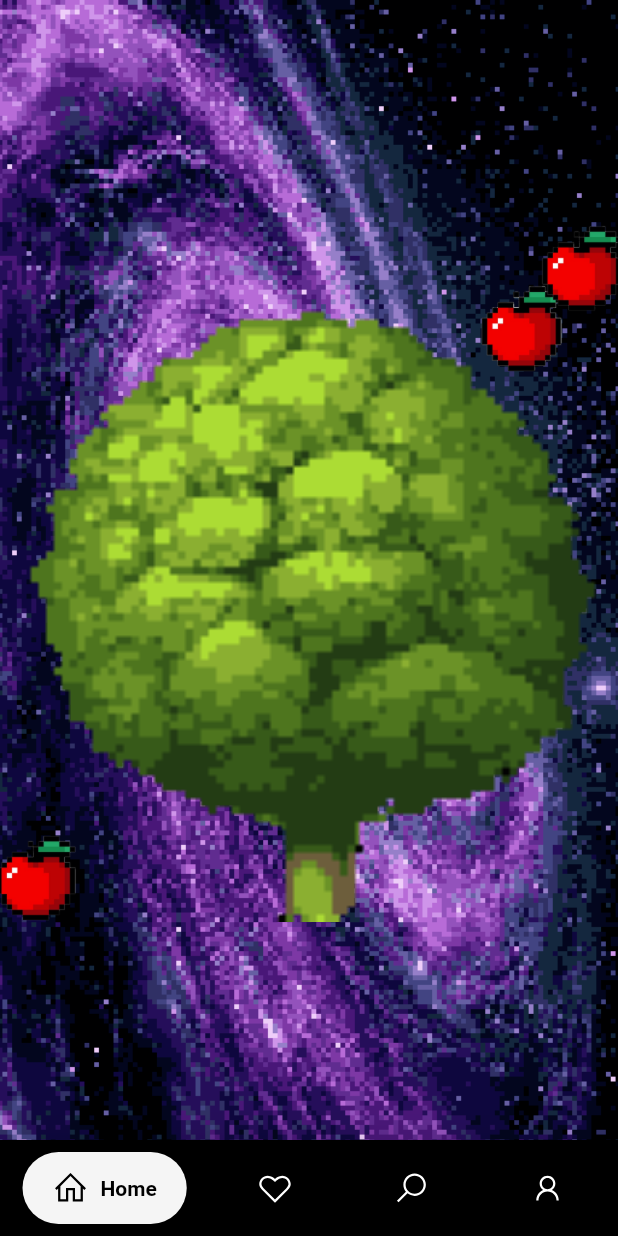
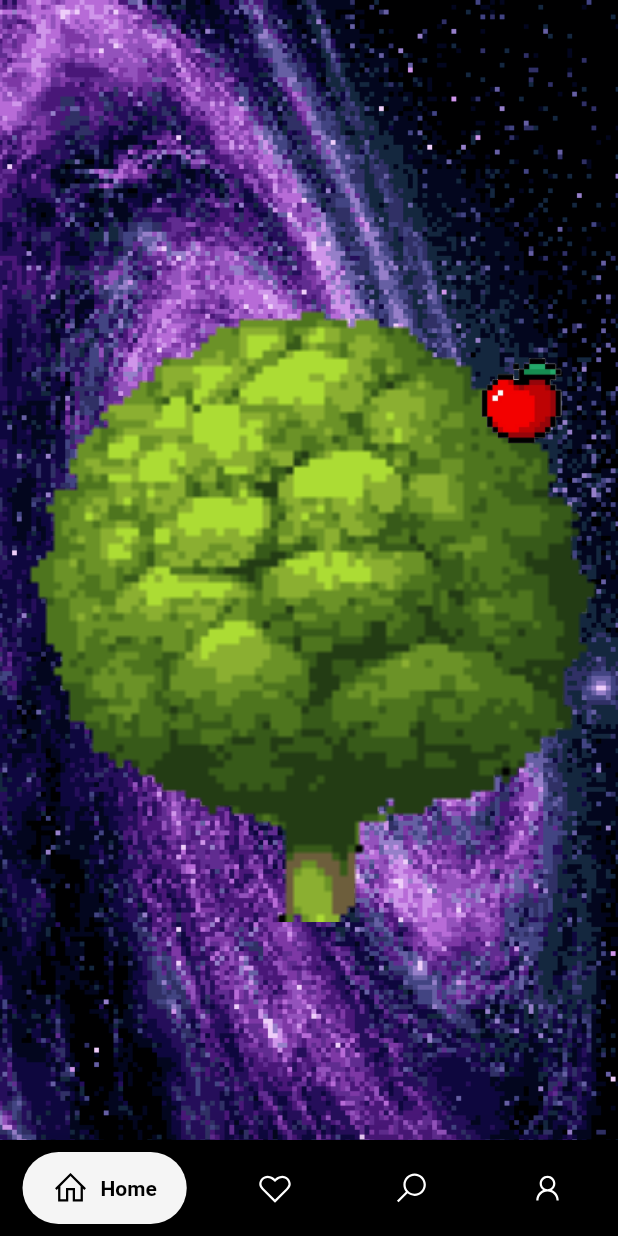
Before and after one commit to happy-emart/happytree_frontend, a Flutter app: the FirstPage screen opened directly, on a phone screen of 412 x 824 dp. Run offline on Flutter 3.47's test engine with Material 2 defaults, Android fonts, the phone set to English and light mode, and no system bars; drawn by our look-alikes of google_nav_bar; our stand-ins replace line_icons, shared_preferences, tuple; missing offline and left inert: mysql1; accounts and stored records are empty; network calls fail.

Commit message:
really good apple algorithm

```diff
--- a/lib/first_tab.dart
+++ b/lib/first_tab.dart
@@ -24,8 +24,8 @@ class _FirstState extends State<FirstPage> {
   late double poleHeight = deviceWidth*0.13;
   double imgSize = 48; // 1:1 image
 
-  late final topPoint = (centerHeight - deviceWidth)*0.5 - imgSize; // img size = 48
-  late final bottomPoint = topPoint + deviceWidth - poleHeight + imgSize; // img size = 48
+  late final topPoint = (centerHeight - deviceWidth)*0.5; // img size = 48
+  late final bottomPoint = topPoint + deviceWidth - poleHeight - imgSize; // img size = 48
   late final startPoint = 0.0;
   late final endPoint = startPoint + deviceWidth - imgSize; // img size = 48
   List<int> fruits = [];
@@ -58,7 +58,6 @@ class _FirstState extends State<FirstPage> {
   Future<List<int>> fetchFruits() async {
     const String Url = "http://127.0.0.1:8080/received_letters";
     final jwtToken = await getJwtToken();
-    print('Bearer $jwtToken');
     final request = Uri.parse(Url);
     final headers = <String, String> {
       'Content-Type': 'application/json; charset=UTF-8',
@@ -113,8 +112,6 @@ class _FirstState extends State<FirstPage> {
               ),
               for(var yeolmae in yeolmae)
                 yeolmae,
-              createFruit(context, bottomPoint, endPoint, 5),
-              createFruit(context, topPoint, startPoint, 5),
               ],
               // buildImageStack(5),
           );
@@ -138,7 +135,6 @@ class _FirstState extends State<FirstPage> {
                     ),
                     iconSize: 30,
                     onPressed: () {
-                      print("사과를 누르지 마세요.");
                       FlutterDialog(context, id);
                     },
                   ),
@@ -230,7 +226,6 @@ class _FirstState extends State<FirstPage> {
   ),
   ),
   onTap: () {
-  print("이 버튼은 절대 누르지 마세요.");
               Tuple2<double, double> position= Tuple2(100.0, 100.0);
   Navigator.push(
   context,
@@ -275,7 +270,7 @@ class _FirstState extends State<FirstPage> {
                 builder: (context, constraints) {
                   centerHeight = constraints.maxHeight;
                   centerWidth = constraints.maxWidth;
-                  print("deviceHeight: $deviceHeight, deviceWidth: $deviceWidth, centerHeight: $centerHeight, centerWidth: $centerWidth");
+                  // print("deviceHeight: $deviceHeight, deviceWidth: $deviceWidth, centerHeight: $centerHeight, centerWidth: $centerWidth");
 
                   return Center(
                     child: _widgetOptions.elementAt(_selectedIndex),
--- a/lib/login.dart
+++ b/lib/login.dart
@@ -46,7 +46,7 @@ class _LoginScreenState extends State<LoginScreen> with TickerProviderStateMixin
   }
 
   void _login() async {
-    const String Url = "http://localhost:8080/auth";
+    const String Url = "http://localhost:8080/";
     final request = Uri.parse(Url);
     var headers = <String, String> {
       'Content-Type': 'application/json; charset=UTF-8',
```
